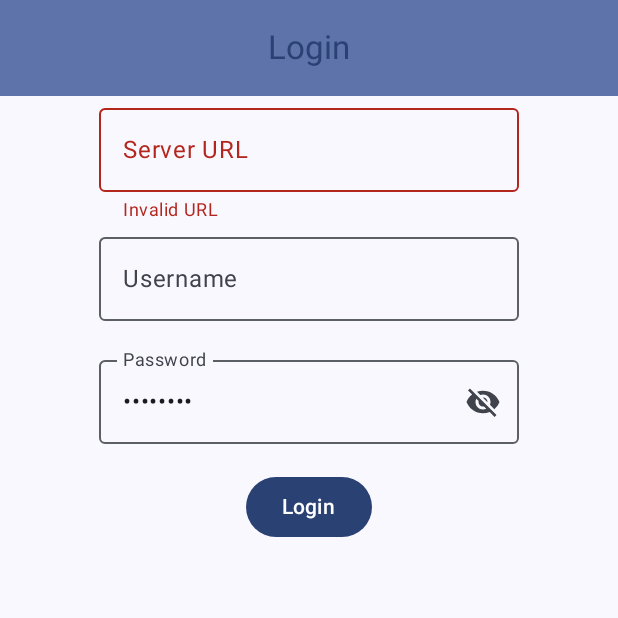
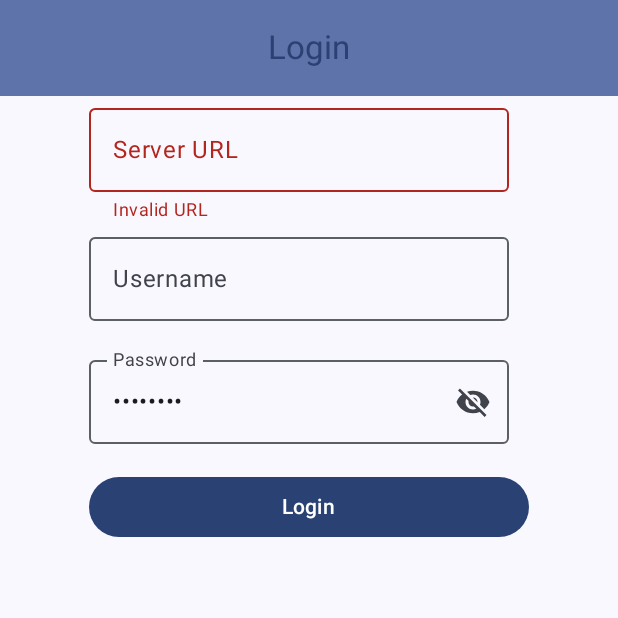
Before and after one commit to The-Photons/Excelsior-App, an Android app built with Jetpack Compose: the screen it shows after launch (LoginActivity), after a tap on "Login", on a phone screen of 412 x 824 dp, the top half of it. Run offline under Robolectric (Android 15) with nearby library versions, the phone set to English and light mode, and no system bars; 1 statement that could not run was skipped.

Commit message:
Redo architecture for login activity

```diff
--- a/app/src/main/java/site/overwrite/encryptedfilesapp/activities/LoginActivity.kt
+++ b/app/src/main/java/site/overwrite/encryptedfilesapp/activities/LoginActivity.kt
@@ -28,13 +28,15 @@ import android.window.OnBackInvokedDispatcher
 import androidx.activity.ComponentActivity
 import androidx.activity.OnBackPressedCallback
 import androidx.activity.compose.setContent
+import androidx.compose.foundation.background
 import androidx.compose.foundation.layout.Arrangement
+import androidx.compose.foundation.layout.Box
 import androidx.compose.foundation.layout.Column
-import androidx.compose.foundation.layout.Row
 import androidx.compose.foundation.layout.fillMaxSize
 import androidx.compose.foundation.layout.fillMaxWidth
 import androidx.compose.foundation.layout.padding
-import androidx.compose.foundation.layout.width
+import androidx.compose.foundation.layout.size
+import androidx.compose.foundation.shape.RoundedCornerShape
 import androidx.compose.foundation.text.KeyboardOptions
 import androidx.compose.material.icons.Icons
 import androidx.compose.material.icons.filled.Visibility
@@ -52,6 +54,7 @@ import androidx.compose.material3.Surface
 import androidx.compose.material3.Text
 import androidx.compose.material3.TopAppBarDefaults.topAppBarColors
 import androidx.compose.runtime.Composable
+import androidx.compose.runtime.LaunchedEffect
 import androidx.compose.runtime.getValue
 import androidx.compose.runtime.mutableStateOf
 import androidx.compose.runtime.remember
@@ -61,7 +64,10 @@ import androidx.compose.ui.Modifier
 import androidx.compose.ui.text.input.KeyboardType
 import androidx.compose.ui.text.input.PasswordVisualTransformation
 import androidx.compose.ui.text.input.VisualTransformation
+import androidx.compose.ui.tooling.preview.Preview
 import androidx.compose.ui.unit.dp
+import androidx.compose.ui.window.Dialog
+import androidx.compose.ui.window.DialogProperties
 import androidx.lifecycle.asLiveData
 import io.ktor.client.HttpClient
 import io.ktor.client.engine.cio.CIO
@@ -75,7 +81,7 @@ import site.overwrite.encryptedfilesapp.ui.theme.EncryptedFilesAppTheme
 
 class LoginActivity : ComponentActivity() {
     // Properties
-    private var serverURL by mutableStateOf("http://127.0.0.1:5000")
+    private var serverURL by mutableStateOf("")
     private var username by mutableStateOf("")
 
     private lateinit var client: HttpClient
@@ -104,7 +110,6 @@ class LoginActivity : ComponentActivity() {
 
         setContent {
             EncryptedFilesAppTheme {
-                // A surface container using the 'background' color from the theme
                 Surface(
                     modifier = Modifier.fillMaxSize(),
                     color = MaterialTheme.colorScheme.background
@@ -140,7 +145,10 @@ class LoginActivity : ComponentActivity() {
         var isLoading by remember { mutableStateOf(false) }
 
         // Helper functions
-        fun attemptLogin() {
+        /**
+         * Handles a login attempt.
+         */
+        fun handleLogin() {
             Log.d("LOGIN", "Login button clicked")
 
             isErrorServerURL = false
@@ -161,14 +169,12 @@ class LoginActivity : ComponentActivity() {
                         dataStoreManager.setServerURL(Server.cleanUpURL(serverURL))
                     }
 
-                    // Create the server object
+                    // Now check the credentials
                     server = Server(serverURL)
-
-                    // Now check the credentials
                     server.handleLogin(
                         username,
                         userPassword,
-                        actuallyLogin = false
+                        false
                     ) { isValidLogin, errorCode ->
                         if (!isValidLogin) {
                             if (errorCode == 1) {
@@ -221,6 +227,9 @@ class LoginActivity : ComponentActivity() {
                     .fillMaxWidth()
                     .padding(innerPadding),
                 horizontalAlignment = Alignment.CenterHorizontally,
+            ) {
+                Column(
+                    modifier = Modifier.fillMaxWidth(0.75f),
                     verticalArrangement = Arrangement.spacedBy(2.dp),
                 ) {
                     OutlinedTextField(
@@ -290,21 +299,37 @@ class LoginActivity : ComponentActivity() {
                             }
                         }
                     )
-                Row(
-                    modifier = Modifier.padding(horizontal = 8.dp)
-                ) {
                     Button(
-                        onClick = { attemptLogin() }
+                        modifier = Modifier
+                            .fillMaxWidth()
+                            .padding(horizontal = 8.dp),
+                        onClick = { handleLogin() }
                     ) {
                         Text("Login")
                     }
+                }
+            }
 
-                    // TODO: Fix spinner
+            // If loading, show spinner
             if (isLoading) {
+                Dialog(
+                    onDismissRequest = {},
+                    properties = DialogProperties(
+                        dismissOnBackPress = false,
+                        dismissOnClickOutside = false
+                    )
+                ) {
+                    Box(
+                        contentAlignment = Alignment.Center,
+                        modifier = Modifier
+                            .size(100.dp)
+                            .background(
+                                color = MaterialTheme.colorScheme.primaryContainer,
+                                shape = RoundedCornerShape(8.dp)
+                            )
+                    ) {
                         CircularProgressIndicator(
-                            modifier = Modifier.width(32.dp),
-                            color = MaterialTheme.colorScheme.secondary,
-                            trackColor = MaterialTheme.colorScheme.surfaceVariant,
+                            color = MaterialTheme.colorScheme.secondary
                         )
                     }
                 }
@@ -312,6 +337,7 @@ class LoginActivity : ComponentActivity() {
         }
 
         // Immediately close app upon back button press
+        LaunchedEffect(Unit) {
             if (Build.VERSION.SDK_INT >= Build.VERSION_CODES.TIRAMISU) {
                 onBackInvokedDispatcher.registerOnBackInvokedCallback(
                     OnBackInvokedDispatcher.PRIORITY_DEFAULT
@@ -319,7 +345,9 @@ class LoginActivity : ComponentActivity() {
                     finishAffinity()
                 }
             } else {
-            onBackPressedDispatcher.addCallback(this, object : OnBackPressedCallback(true) {
+                onBackPressedDispatcher.addCallback(
+                    this@LoginActivity,
+                    object : OnBackPressedCallback(true) {
                         override fun handleOnBackPressed() {
                             finishAffinity()
                         }
@@ -327,3 +355,18 @@ class LoginActivity : ComponentActivity() {
             }
         }
     }
+
+    // Previews
+    @Preview
+    @Composable
+    fun LoginViewPreview() {
+        EncryptedFilesAppTheme {
+            Surface(
+                modifier = Modifier.fillMaxSize(),
+                color = MaterialTheme.colorScheme.background
+            ) {
+                LoginView()
+            }
+        }
+    }
+}
```
Lines whose indentation alone changed are shown as unchanged.
